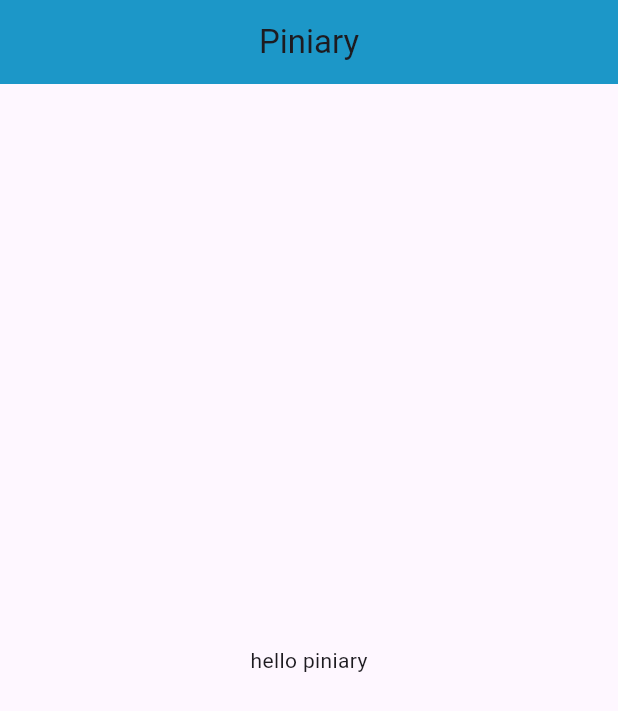
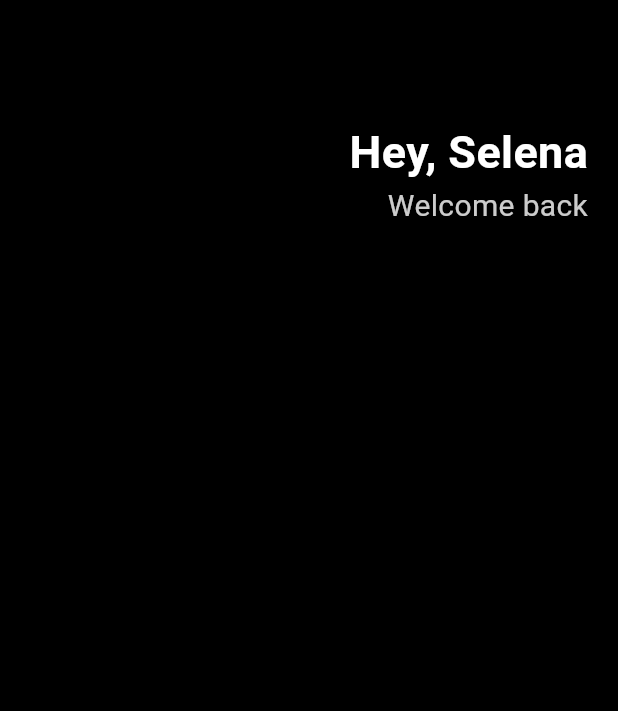
Before and after one commit to ohtaehyun/piniary-flutter, a Flutter app: the screen it shows after launch, on a phone screen of 412 x 824 dp. Shown: the top 711 px of the screen. Run offline on Flutter 3.47's test engine with Material 3 defaults, Android fonts, the phone set to English and light mode, and no system bars.

Commit message:
feat: 위젯 학습용 테스트 페이지

```diff
--- a/lib/main.dart
+++ b/lib/main.dart
@@ -9,13 +9,41 @@
   Widget build(BuildContext context) {
     return MaterialApp(
       home: Scaffold(
-        appBar: AppBar(
-          title: const Text('Piniary'),
-          backgroundColor: const Color.fromRGBO(28, 151, 200, 1),
-          centerTitle: true,
-        ),
-        body: const Center(
-          child: Text('hello piniary'),
+        backgroundColor: Colors.black,
+        body: Padding(
+          padding: EdgeInsets.symmetric(horizontal: 20),
+          child: Column(
+            children: [
+              SizedBox(
+                height: 80,
+              ),
+              Row(
+                mainAxisAlignment: MainAxisAlignment.end,
+                children: [
+                  Column(
+                    crossAxisAlignment: CrossAxisAlignment.end,
+                    children: [
+                      Text(
+                        'Hey, Selena',
+                        style: TextStyle(
+                          color: Colors.white,
+                          fontSize: 30,
+                          fontWeight: FontWeight.bold,
+                        ),
+                      ),
+                      Text(
+                        'Welcome back',
+                        style: TextStyle(
+                          color: Colors.white.withOpacity(0.8),
+                          fontSize: 20,
+                        ),
+                      ),
+                    ],
+                  )
+                ],
+              ),
+            ],
+          ),
         ),
       ),
     );
```
